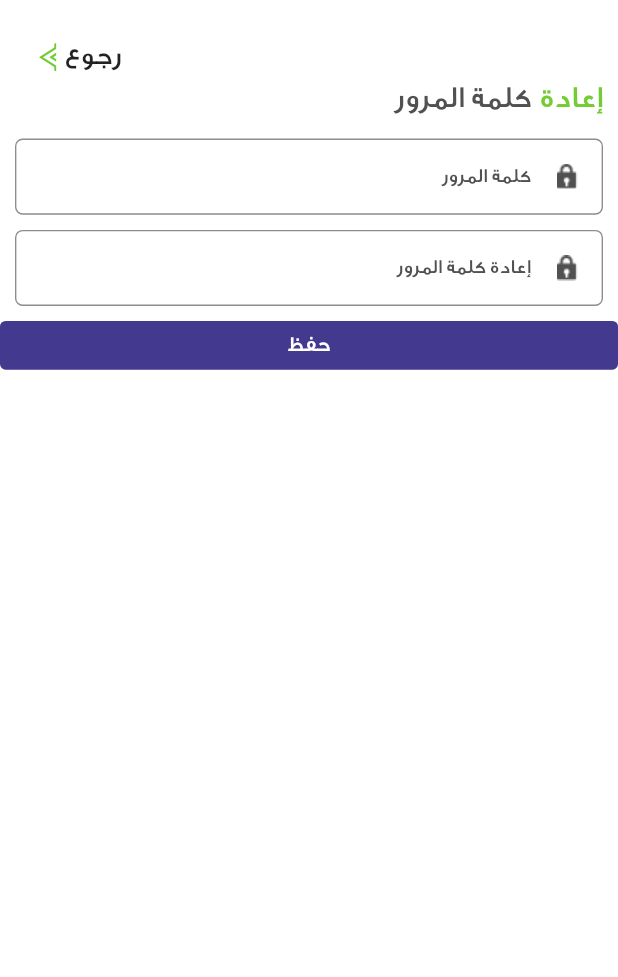
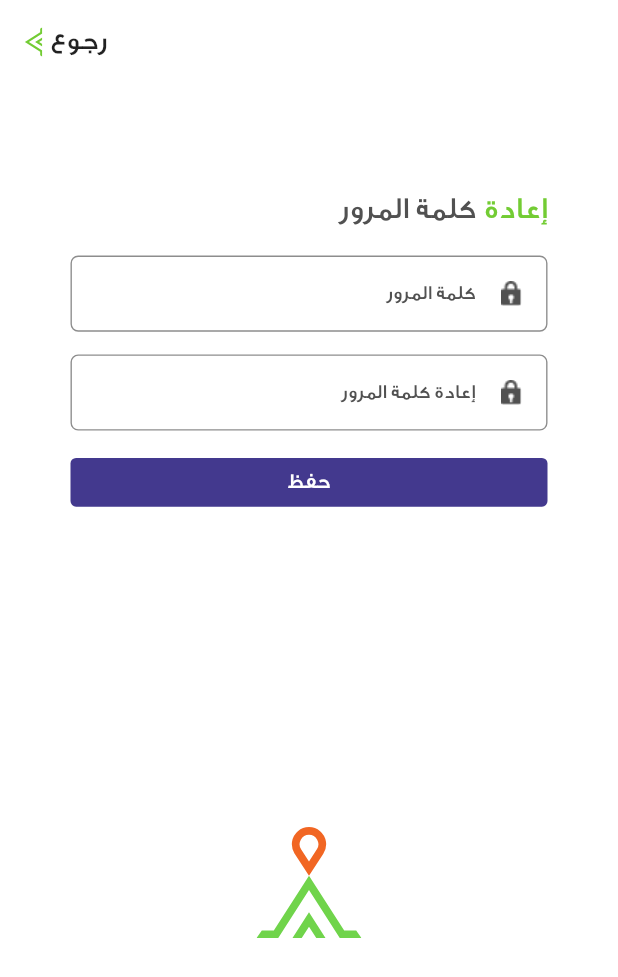
Before and after one commit to MahmedRahman/Tirhaly, a Flutter app: the ResetPasswordView widget shown alone on an empty page, opened directly, on a phone screen of 412 x 824 dp. Shown: the top 977 px of the screen. Run offline on Flutter 3.47's test engine with Material 2 defaults, Android fonts, the phone set to English and light mode, and no system bars; our stand-ins replace animate_do, flutter_screenutil, flutter_svg, get, page_transition, pin_code_fields and 2 more; statements that could not run were skipped.

Commit message:
complete rest password view

```diff
--- a/lib/features/auth/presentation/pages/restPassword/rest_passeord_view.dart
+++ b/lib/features/auth/presentation/pages/restPassword/rest_passeord_view.dart
@@ -1,19 +1,14 @@
 import 'package:flutter/material.dart';
 import 'package:flutter/src/widgets/framework.dart';
-import 'package:flutter_svg/flutter_svg.dart';
+import 'package:flutter_screenutil/flutter_screenutil.dart';
 import 'package:get/get.dart';
 import 'package:thrhaly/core/const.dart';
 import 'package:thrhaly/core/spacer.dart';
-import 'package:thrhaly/features/auth/presentation/pages/restPassword/otp_view.dart';
-import 'package:thrhaly/features/auth/presentation/pages/sigin_up_view.dart';
 import 'package:thrhaly/features/auth/presentation/widgets/back_button.dart';
+import 'package:thrhaly/features/auth/presentation/widgets/base_auth_page.dart';
 import 'package:thrhaly/features/auth/presentation/widgets/form_title.dart';
 import 'package:thrhaly/features/auth/presentation/widgets/login_button.dart';
-import 'package:thrhaly/features/auth/presentation/widgets/my_check_box.dart';
-import 'package:thrhaly/features/auth/presentation/widgets/my_social_button.dart';
-import 'package:thrhaly/features/auth/presentation/widgets/my_text_button.dart';
 import 'package:thrhaly/features/auth/presentation/widgets/my_text_form_field.dart';
-import 'package:thrhaly/features/auth/presentation/widgets/my_two_text_button.dart';
 import 'package:thrhaly/features/home/presentation/pages/home_view.dart';
 
 class ResetPasswordView extends GetView {
@@ -21,28 +16,31 @@ class ResetPasswordView extends GetView {
 
   @override
   Widget build(BuildContext context) {
-    return Scaffold(
-      body: SafeArea(
+    return BaseAuthPage(
+        appBar: AppBar(
+          backgroundColor: Theme.of(context).scaffoldBackgroundColor,
+          elevation: 0,
+          actions: [
+            backButton(
+              onPressed: () {
+                Get.back();
+              },
+            )
+          ],
+        ),
         child: Form(
           autovalidateMode: AutovalidateMode.onUserInteraction,
           key: _formKey,
-          child: ListView(
+          child: Column(
             children: [
-              SpacerH10(),
-              Padding(
-                padding: const EdgeInsets.all(10),
-                child: Column(
-                  mainAxisAlignment: MainAxisAlignment.start,
-                  crossAxisAlignment: CrossAxisAlignment.start,
-                  children: [
-                    backButton(onPressed: () {
-                      Get.back();
-                    }),
+              SizedBox(
+                height: 73.h,
+              ),
               FormTitle(
                 firstText: "إعادة",
                 scandText: "كلمة المرور",
               ),
-                    SpacerH15(),
+              SpacerH19(),
               MyTextFormField(
                 tag: "pass",
                 labelText: "كلمة المرور",
@@ -56,7 +54,7 @@ class ResetPasswordView extends GetView {
                   return null;
                 },
               ),
-                    SpacerH10(),
+              SpacerH15(),
               MyTextFormField(
                 tag: "pass",
                 labelText: "إعادة كلمة المرور",
@@ -70,9 +68,7 @@ class ResetPasswordView extends GetView {
                   return null;
                 },
               ),
-                  ],
-                ),
-              ),
+              SpacerH18(),
               LoginButton(
                 ButtonBackGroundColor: Color(AppConst.KColorBlue),
                 title: "حفظ",
@@ -85,8 +81,6 @@ class ResetPasswordView extends GetView {
               ),
             ],
           ),
-        ),
-      ),
-    );
+        ));
   }
 }
```
Lines whose indentation alone changed are shown as unchanged.
